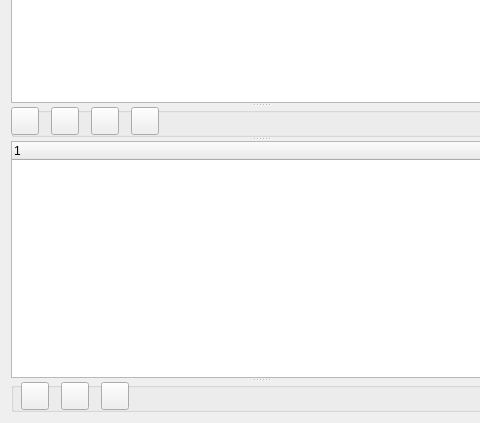
Qt form GUI_UIs/ui_dialog_code_text.ui (ccbogel/QualCoder) before a commit; both pictures show x 0 to 480 and y 272 to 695 of the 1024 by 695 pixel window.
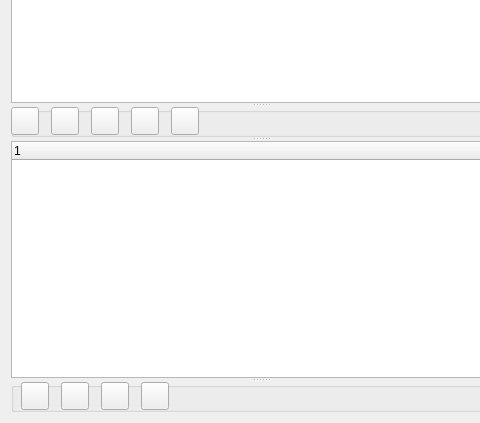
The same form after that commit.

Patch:
```diff
--- a/GUI_UIs/ui_dialog_code_text.ui
+++ b/GUI_UIs/ui_dialog_code_text.ui
@@ -588,6 +588,22 @@
          <string/>
         </property>
        </widget>
+       <widget class="QPushButton" name="pushButton_file_attributes">
+        <property name="geometry">
+         <rect>
+          <x>160</x>
+          <y>0</y>
+          <width>28</width>
+          <height>28</height>
+         </rect>
+        </property>
+        <property name="toolTip">
+         <string>&lt;html&gt;&lt;head/&gt;&lt;body&gt;&lt;p&gt;File memo&lt;/p&gt;&lt;/body&gt;&lt;/html&gt;</string>
+        </property>
+        <property name="text">
+         <string/>
+        </property>
+       </widget>
       </widget>
       <widget class="QTreeWidget" name="treeWidget">
        <column>
@@ -660,6 +676,22 @@
          <string/>
         </property>
        </widget>
+       <widget class="QPushButton" name="pushButton_show_important">
+        <property name="geometry">
+         <rect>
+          <x>130</x>
+          <y>0</y>
+          <width>28</width>
+          <height>28</height>
+         </rect>
+        </property>
+        <property name="toolTip">
+         <string>&lt;html&gt;&lt;head/&gt;&lt;body&gt;&lt;p&gt;Show all codings&lt;/p&gt;&lt;/body&gt;&lt;/html&gt;</string>
+        </property>
+        <property name="text">
+         <string/>
+        </property>
+       </widget>
       </widget>
      </widget>
      <widget class="QTextEdit" name="textEdit"/>
```
